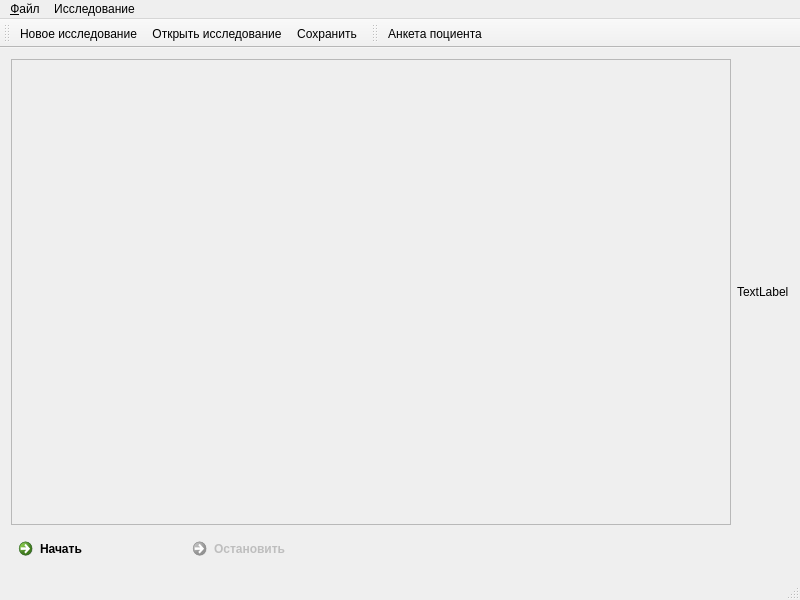
AmurSU/TSProject, file tsview.ui: the form before one commit.
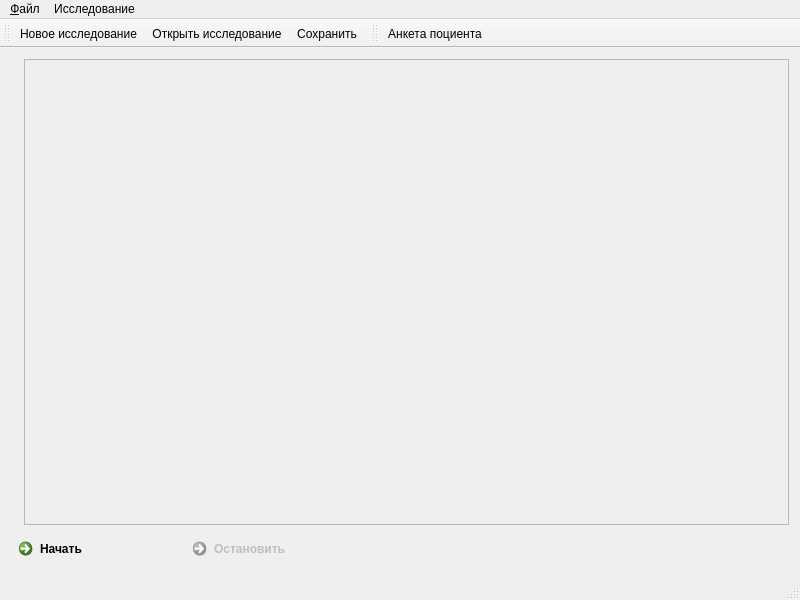
The form after the commit. Icons and pictures are not drawn.

The edit to the form file:
```diff
--- a/tsview.ui
+++ b/tsview.ui
@@ -26,6 +26,13 @@
    <layout class="QVBoxLayout" name="verticalLayout">
     <item>
      <layout class="QHBoxLayout" name="mainArea">
+      <item>
+       <widget class="QLabel" name="verticalLine">
+        <property name="text">
+         <string/>
+        </property>
+       </widget>
+      </item>
       <item>
        <widget class="QScrollArea" name="graphicsPlotArea">
         <property name="autoFillBackground">
@@ -42,11 +49,20 @@
           <rect>
            <x>0</x>
            <y>0</y>
-           <width>726</width>
+           <width>772</width>
            <height>458</height>
           </rect>
          </property>
          <layout class="QVBoxLayout" name="verticalLayout_2">
+          <property name="spacing">
+           <number>3</number>
+          </property>
+          <property name="topMargin">
+           <number>3</number>
+          </property>
+          <property name="bottomMargin">
+           <number>3</number>
+          </property>
           <item>
            <widget class="QLabel" name="label">
             <property name="maximumSize">
@@ -85,13 +101,6 @@
         </widget>
        </widget>
       </item>
-      <item>
-       <widget class="QLabel" name="label_2">
-        <property name="text">
-         <string>TextLabel</string>
-        </property>
-       </widget>
-      </item>
      </layout>
     </item>
     <item>
```
Left out of the diff: 2 changed lines with no effect on the pictures.
